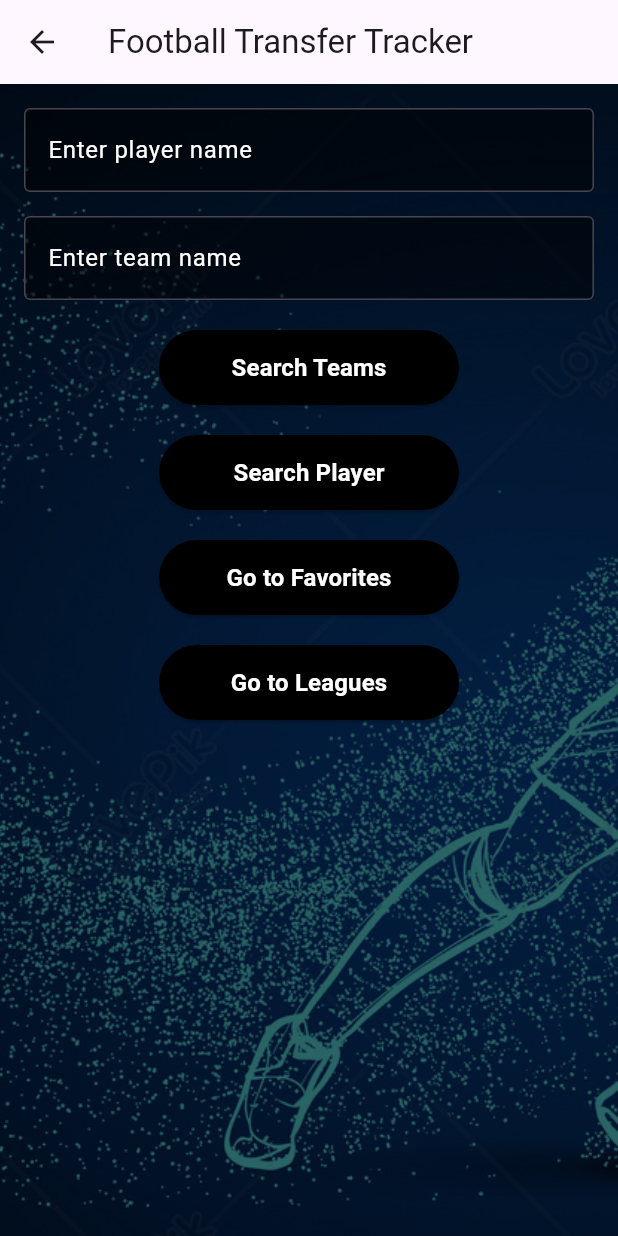
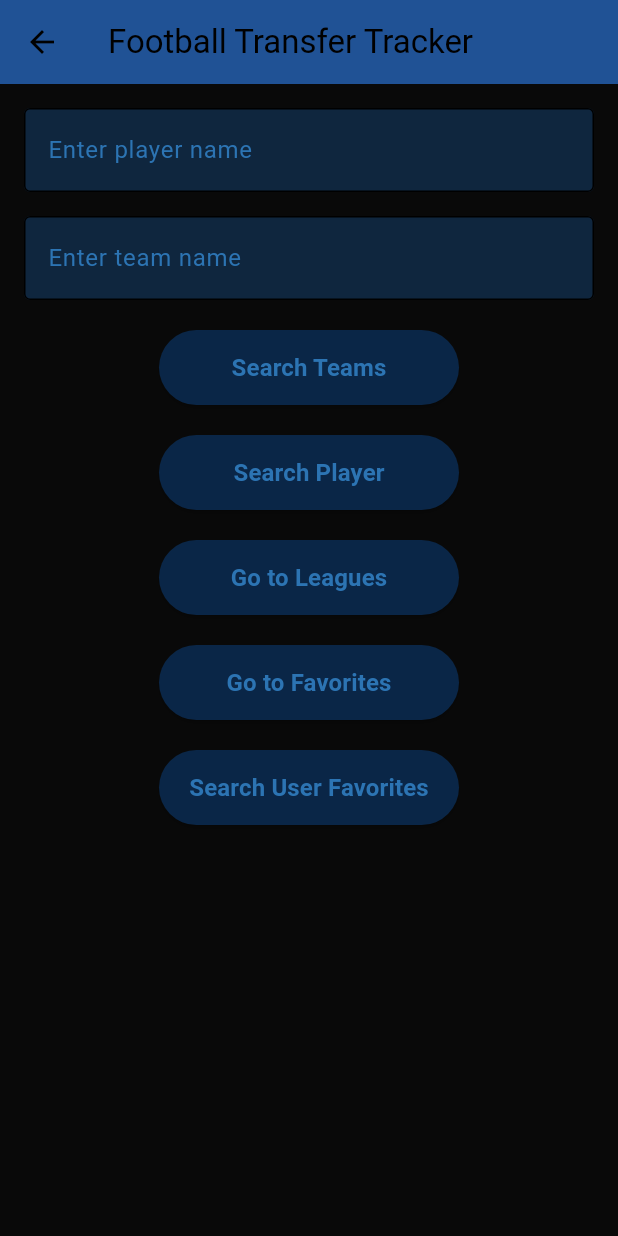
Before and after one commit to Abdelmalek-Osama/football-application, a Flutter app: the HomeScreen screen opened directly, on a phone screen of 412 x 824 dp. Run offline on Flutter 3.47's test engine with Material 3 defaults, Android fonts, the phone set to English and light mode, and no system bars; our stand-ins replace cloud_firestore, diacritic, firebase_auth, firebase_core, google_sign_in; accounts and stored records are empty.

Commit message:
first commit

```diff
--- a/lib/Custom-widgets/player_card.dart
+++ b/lib/Custom-widgets/player_card.dart
@@ -1,5 +1,6 @@
 import 'package:flutter/material.dart';
 import '../services/firestore_service.dart';
+import 'package:firebase_auth/firebase_auth.dart';
 
 class PlayerCard extends StatefulWidget {
   final String name;
@@ -22,6 +23,7 @@ class PlayerCard extends StatefulWidget {
 class _PlayerCardState extends State<PlayerCard> {
   final FirestoreService firestoreService = FirestoreService();
   bool isFavorited = false; // Track if the player is favorited
+  final FirebaseAuth _auth = FirebaseAuth.instance;
 
   @override
   void initState() {
@@ -48,6 +50,13 @@ class _PlayerCardState extends State<PlayerCard> {
       );
     } else {
       try {
+        final userId = _auth.currentUser?.uid; // Get current user ID
+        if (userId == null) {
+          throw Exception("User not authenticated");
+        }
+
+        print("Attempting to add player to favorites: ${widget.name}");
+
         await firestoreService.addFavoritePlayer({
           'name': widget.name,
           'position': widget.position,
--- a/lib/Screens/login.dart
+++ b/lib/Screens/login.dart
@@ -54,18 +54,22 @@ class _LoginScreenState extends State<LoginScreen> {
               label: "Password",
               controller: _password,
               errorText: _passwordError,
+              isPassword: true,
             ),
             const SizedBox(height: 30),
             CustomButton(
               label: "Login",
               onPressed: _login,
+              textColor: const Color.fromARGB(255, 244, 243, 243), // Set button text color to black
             ),
             const SizedBox(height: 10),
             CustomButton(
                 label: "Signin with Google",
                 onPressed: () async {
                   await _auth.loginWithGoogle();
-                }),
+                },
+                textColor: const Color.fromARGB(255, 248, 244, 244), // Set button text color to black
+            ),
             const SizedBox(height: 5),
             Row(mainAxisAlignment: MainAxisAlignment.center, children: [
               const Text("Already have an account? "),
--- a/lib/home_screen.dart
+++ b/lib/home_screen.dart
@@ -5,6 +5,7 @@ import 'Screens/team_search_screen.dart';
 import 'Screens/player_stats_screen.dart';
 import 'Screens/favorites_screen.dart';
 import 'Screens/leagues_screen.dart'; // Import the LeaguesScreen
+import 'Screens/search_favorites_screen.dart'; // Import the SearchFavoritesScreen
 
 class HomeScreen extends StatefulWidget {
   const HomeScreen({super.key});
@@ -55,20 +56,12 @@ class HomeScreenState extends State<HomeScreen> {
     return Scaffold(
       appBar: AppBar(
         title: Text('Football Transfer Tracker'),
+        backgroundColor: Color(0xFF205295),
       ),
       body: Container(
         width: MediaQuery.of(context).size.width,
         height: MediaQuery.of(context).size.height,
-        decoration: BoxDecoration(
-          image: DecorationImage(
-            image: AssetImage('images/footbackground.jpg'),
-            fit: BoxFit.cover,
-            colorFilter: ColorFilter.mode(
-              Colors.black.withOpacity(0.6),
-              BlendMode.darken,
-            ),
-          ),
-        ),
+        color: const Color.fromARGB(255, 9, 9, 9), // Set background color to white
         child: SingleChildScrollView(
           padding: EdgeInsets.all(16.0),
           child: Form(
@@ -80,15 +73,15 @@ class HomeScreenState extends State<HomeScreen> {
                   controller: _playerController,
                   decoration: InputDecoration(
                     labelText: 'Enter player name',
-                    labelStyle: TextStyle(color: Colors.white),
+                    labelStyle: TextStyle(color: Color(0xFF2C74B3)),
                     border: OutlineInputBorder(),
                     errorBorder: OutlineInputBorder(
                       borderSide: BorderSide(color: Colors.red),
                     ),
                     filled: true,
-                    fillColor: Colors.black.withOpacity(0.5),
+                    fillColor: Color(0xFF144272).withOpacity(0.5),
                   ),
-                  style: TextStyle(color: Colors.white),
+                  style: TextStyle(color: Color(0xFF2C74B3)),
                   validator: (value) {
                     if (value == null || value.trim().isEmpty) {
                       return 'Please enter a player name';
@@ -101,15 +94,15 @@ class HomeScreenState extends State<HomeScreen> {
                   controller: _teamController,
                   decoration: InputDecoration(
                     labelText: 'Enter team name',
-                    labelStyle: TextStyle(color: Colors.white),
+                    labelStyle: TextStyle(color: Color(0xFF2C74B3)),
                     border: OutlineInputBorder(),
                     errorBorder: OutlineInputBorder(
                       borderSide: BorderSide(color: Colors.red),
                     ),
                     filled: true,
-                    fillColor: Colors.black.withOpacity(0.5),
+                    fillColor: Color(0xFF144272).withOpacity(0.5),
                   ),
-                  style: TextStyle(color: Colors.white),
+                  style: TextStyle(color: Color(0xFF2C74B3)),
                   validator: (value) {
                     if (value == null || value.trim().isEmpty) {
                       return 'Please enter a team name';
@@ -120,10 +113,10 @@ class HomeScreenState extends State<HomeScreen> {
                 SizedBox(height: 20),
                 ElevatedButton(
                   style: ElevatedButton.styleFrom(
-                    backgroundColor: Colors.black,
+                    backgroundColor: Color(0xFF0A2647),
                     minimumSize: Size(200, 50),
                     padding: EdgeInsets.symmetric(horizontal: 20, vertical: 12),
-                    foregroundColor: Colors.white,
+                    foregroundColor: Color(0xFF2C74B3),
                   ),
                   onPressed: () => Navigator.push(
                     context,
@@ -134,7 +127,7 @@ class HomeScreenState extends State<HomeScreen> {
                     style: TextStyle(
                       fontSize: 16,
                       fontWeight: FontWeight.bold,
-                      color: Colors.white,
+                      color: Color(0xFF2C74B3),
                     ),
                   ),
                 ),
@@ -143,10 +136,10 @@ class HomeScreenState extends State<HomeScreen> {
                     ? CircularProgressIndicator()
                     : ElevatedButton(
                         style: ElevatedButton.styleFrom(
-                          backgroundColor: Colors.black,
+                          backgroundColor: Color(0xFF0A2647),
                           minimumSize: Size(200, 50),
                           padding: EdgeInsets.symmetric(horizontal: 20, vertical: 12),
-                          foregroundColor: Colors.white,
+                          foregroundColor: Color(0xFF2C74B3),
                         ),
                         onPressed: _searchPlayer,
                         child: Text(
@@ -154,17 +147,40 @@ class HomeScreenState extends State<HomeScreen> {
                           style: TextStyle(
                             fontSize: 16,
                             fontWeight: FontWeight.bold,
-                            color: Colors.white,
+                            color: Color(0xFF2C74B3),
                           ),
                         ),
                       ),
                 SizedBox(height: 20),
                 ElevatedButton(
                   style: ElevatedButton.styleFrom(
-                    backgroundColor: Colors.black,
+                    backgroundColor: Color(0xFF0A2647),
                     minimumSize: Size(200, 50),
                     padding: EdgeInsets.symmetric(horizontal: 20, vertical: 12),
-                    foregroundColor: Colors.white,
+                    foregroundColor: Color(0xFF2C74B3),
+                  ),
+                  onPressed: () {
+                    Navigator.push(
+                      context,
+                      MaterialPageRoute(builder: (context) => LeaguesScreen()),
+                    );
+                  },
+                  child: Text(
+                    'Go to Leagues',
+                    style: TextStyle(
+                      fontSize: 16,
+                      fontWeight: FontWeight.bold,
+                      color: Color(0xFF2C74B3),
+                    ),
+                  ),
+                ),
+                SizedBox(height: 20),
+                ElevatedButton(
+                  style: ElevatedButton.styleFrom(
+                    backgroundColor: Color(0xFF0A2647),
+                    minimumSize: Size(200, 50),
+                    padding: EdgeInsets.symmetric(horizontal: 20, vertical: 12),
+                    foregroundColor: Color(0xFF2C74B3),
                   ),
                   onPressed: () {
                     Navigator.push(
@@ -177,31 +193,30 @@ class HomeScreenState extends State<HomeScreen> {
                     style: TextStyle(
                       fontSize: 16,
                       fontWeight: FontWeight.bold,
-                      color: Colors.white,
+                      color: Color(0xFF2C74B3),
                     ),
                   ),
                 ),
                 SizedBox(height: 20),
-                // New button to navigate to LeaguesScreen
                 ElevatedButton(
                   style: ElevatedButton.styleFrom(
-                    backgroundColor: Colors.black,
+                    backgroundColor: Color(0xFF0A2647),
                     minimumSize: Size(200, 50),
                     padding: EdgeInsets.symmetric(horizontal: 20, vertical: 12),
-                    foregroundColor: Colors.white,
+                    foregroundColor: Color(0xFF2C74B3),
                   ),
                   onPressed: () {
                     Navigator.push(
                       context,
-                      MaterialPageRoute(builder: (context) => LeaguesScreen()),
+                      MaterialPageRoute(builder: (context) => SearchFavoritesScreen()),
                     );
                   },
                   child: Text(
-                    'Go to Leagues',
+                    'Search User Favorites',
                     style: TextStyle(
                       fontSize: 16,
                       fontWeight: FontWeight.bold,
-                      color: Colors.white,
+                      color: Color(0xFF2C74B3),
                     ),
                   ),
                 ),
--- a/lib/services/auth_service.dart
+++ b/lib/services/auth_service.dart
@@ -5,7 +5,7 @@ class AuthService {
   final FirebaseAuth _auth = FirebaseAuth.instance;
   final FirebaseFirestore _db = FirebaseFirestore.instance;
 
-  Future<User?> createUserWithEmailAndPassword(String email, String password) async {
+  Future<User?> createUserWithEmailAndPassword(String email, String password, String name) async {
     try {
       // Create user with email and password
       UserCredential userCredential = await _auth.createUserWithEmailAndPassword(
@@ -19,7 +19,7 @@ class AuthService {
       // Create a document in the 'users' collection with the UID as the document ID
       await _db.collection('users').doc(userId).set({
         'email': email,
-        // Add other user-related fields if needed
+        'name': name,
       });
 
       return userCredential.user;
--- a/lib/services/firestore_service.dart
+++ b/lib/services/firestore_service.dart
@@ -6,38 +6,64 @@ class FirestoreService {
   final FirebaseAuth _auth = FirebaseAuth.instance;
 
   Future<void> addFavoritePlayer(Map<String, dynamic> playerData) async {
-    final playerName = playerData['name'];
-    final favoritesCollection = _db.collection('favorites');
+    final user = _auth.currentUser; // Get the current user
+    if (user == null) {
+      throw Exception("User not authenticated");
+    }
+    await _db
+        .collection('users')
+        .doc(user.uid)
+        .set({'email': user.email});
+
+    final favoritesCollection =
+        _db.collection('users').doc(user.uid).collection('favorites');
+
+    // Log the player data being added
+    print("Adding player data: $playerData");
 
     // Check if the player already exists in favorites
     final existingPlayer = await favoritesCollection
-        .where('name', isEqualTo: playerName)
+        .where('name', isEqualTo: playerData['name'])
         .get();
 
     if (existingPlayer.docs.isNotEmpty) {
-      throw Exception('$playerName is already in favorites!'); // Throw an exception if player exists
+      throw Exception(
+          '${playerData['name']} is already in favorites!'); // Throw an exception if player exists
     }
 
-    // If not, add the player to favorites
-    await favoritesCollection.add(playerData);
+    try {
+      // If not, add the player to favorites
+      await favoritesCollection.add(playerData);
+      print("Player added to favorites: ${playerData['name']}");
+    } catch (e) {
+      print("Error adding player to favorites: $e"); // Log any errors
+      throw Exception('Failed to add player to favorites: $e');
+    }
   }
 
   Future<void> removeFavoritePlayer(String playerName) async {
     final favoritesCollection = _db.collection('favorites');
-    final existingPlayer = await favoritesCollection
-        .where('name', isEqualTo: playerName)
-        .get();
+    final existingPlayer =
+        await favoritesCollection.where('name', isEqualTo: playerName).get();
 
     if (existingPlayer.docs.isNotEmpty) {
-      await favoritesCollection.doc(existingPlayer.docs.first.id).delete(); // Remove the player
+      await favoritesCollection
+          .doc(existingPlayer.docs.first.id)
+          .delete(); // Remove the player
     }
   }
 
   Future<List<Map<String, dynamic>>> getFavoritePlayers() async {
     final userId = _auth.currentUser?.uid;
     if (userId != null) {
-      final snapshot = await _db.collection('users').doc(userId).collection('favorites').get();
-      return snapshot.docs.map((doc) => doc.data() as Map<String, dynamic>).toList();
+      final snapshot = await _db
+          .collection('users')
+          .doc(userId)
+          .collection('favorites')
+          .get();
+      return snapshot.docs
+          .map((doc) => doc.data() as Map<String, dynamic>)
+          .toList();
     }
     return [];
   }
@@ -47,14 +73,28 @@ class FirestoreService {
   }
 
   CollectionReference getFavoritesCollection() {
-    return _db.collection('favorites'); // Return the favorites collection reference
+    return _db
+        .collection('favorites'); // Return the favorites collection reference
   }
 
   Future<List<Map<String, dynamic>>> getUserFavorites(String userId) async {
-    final favoritesCollection = _db.collection('users').doc(userId).collection('favorites');
+    final favoritesCollection =
+        _db.collection('users').doc(userId).collection('favorites');
     final snapshot = await favoritesCollection.get();
     return snapshot.docs.map((doc) => doc.data()).toList();
   }
 
+  Future<String?> getUserIdByEmail(String email) async {
+    final snapshot = await _db.collection('users').where('email', isEqualTo: email).get();
+    if (snapshot.docs.isNotEmpty) {
+      return snapshot.docs.first.id; // Return the user ID (UID)
+    }
+    return null; // Return null if no user found
+  }
 
+  Future<void> saveUserLeagues(String userId, List<String> leagueIds) async {
+    await _db.collection('users').doc(userId).set({
+      'favoriteLeagues': leagueIds, // Save the list of league IDs
+    }, SetOptions(merge: true)); // Use merge to avoid overwriting other fields
+  }
 }
```
Also changed, not shown: lib/Custom-widgets/button.dart (+23 -10 lines), lib/Custom-widgets/textfield.dart (+21 -6 lines), lib/Screens/leagues_screen.dart (+40 -16 lines), lib/Screens/search_favorites_screen.dart (added, +75 -0 lines), lib/Screens/signup.dart (+19 -24 lines), lib/main.dart (+10 -1 lines).
